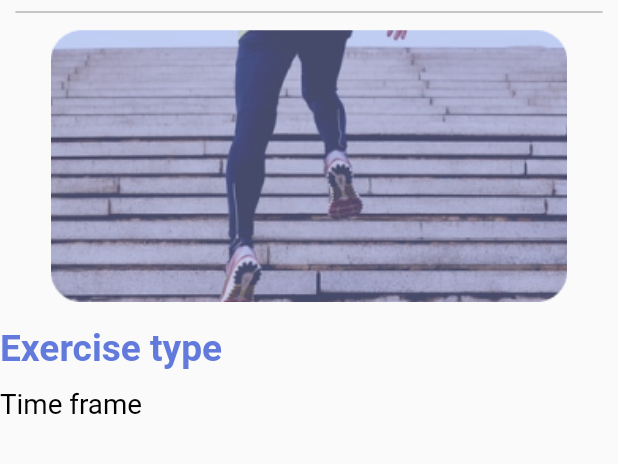
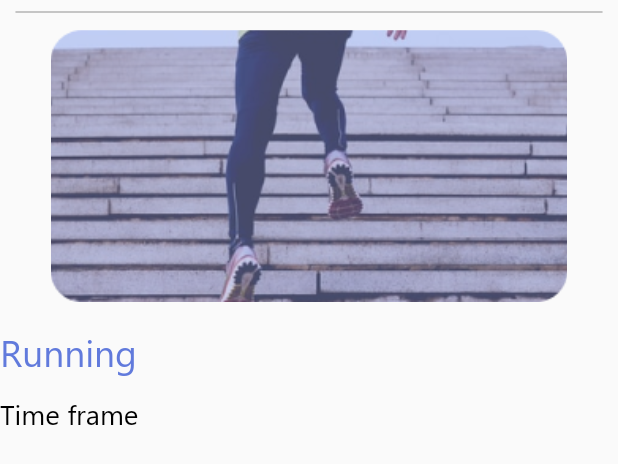
Before and after one commit to Crazelu/medbuzz2.0, a Flutter app: the FitnessCard widget shown alone on an empty page, opened directly, on a phone screen of 412 x 824 dp. Shown: the top 464 px of the screen. Run offline on Flutter 3.47's test engine with Material 2 defaults, Android fonts, the phone set to English and light mode, and no system bars; our stand-ins replace font_awesome_flutter, scrollable_positioned_list, table_calendar; missing offline and left inert: bubbled_navigation_bar, date_util.

Commit message:
chore: cleaned up some code, feat: added font family to app theme so it can be accessed anywhere in the app

```diff
--- a/lib/main.dart
+++ b/lib/main.dart
@@ -1,6 +1,7 @@
 import 'package:MedBuzz/core/providers/providers.dart';
 import 'package:MedBuzz/ui/app_theme/app_theme.dart';
 import 'package:MedBuzz/ui/views/Home.dart';
+import 'package:MedBuzz/ui/views/fitness_reminders/all_fitness_reminders_screen.dart';
 import 'package:MedBuzz/ui/views/onboarding.dart';
 import 'package:MedBuzz/ui/views/profile_page.dart';
 import 'package:MedBuzz/ui/views/schedule-appointment/schedule_appointment_reminder_screen.dart';
@@ -30,7 +31,7 @@ class MyApp extends StatelessWidget {
         debugShowCheckedModeBanner: false,
         title: 'MedBuzz',
         theme: appThemeLight,
-        initialRoute: 'signup',
+        initialRoute: '/',
         routes: {
           '/': (context) => SplashScreen(),
           'home': (context) => HomeScreen(),
@@ -39,6 +40,7 @@ class MyApp extends StatelessWidget {
           'onboarding': (context) => Onboard(),
           'homepage': (context) => HomePage(),
           'signup': (context) => Signup(),
+          'FitnessSchedulesScreen': (context) => FitnessSchedulesScreen(),
           'ScheduleAppointmentScreen': (context) => ScheduleAppointmentScreen(),
           WaterScheduleScreen.routeName: (context) => WaterScheduleScreen(),
           'waterScheduleView': (context) => WaterScheduleViewScreen(),
--- a/lib/ui/app_theme/app_theme.dart
+++ b/lib/ui/app_theme/app_theme.dart
@@ -8,5 +8,18 @@ ThemeData appThemeLight = ThemeData(
   backgroundColor: Color(0xffFAFAFA),
   buttonColor: Color(0xffF2994A),
   hintColor: Color(0xff777777),
+  textTheme: TextTheme(
+    headline1: TextStyle().copyWith(fontFamily: 'Segoe'),
+    headline2: TextStyle().copyWith(fontFamily: 'Segoe'),
+    headline4: TextStyle().copyWith(fontFamily: 'Segoe'),
+    headline3: TextStyle().copyWith(fontFamily: 'Segoe'),
+    bodyText2: TextStyle().copyWith(fontFamily: 'Segoe'),
+    bodyText1: TextStyle().copyWith(fontFamily: 'Segoe'),
+    headline5: TextStyle().copyWith(fontFamily: 'Segoe'),
+    headline6: TextStyle().copyWith(fontFamily: 'Segoe'),
+    caption: TextStyle().copyWith(fontFamily: 'Segoe'),
+    button: TextStyle().copyWith(fontFamily: 'Segoe'),
+
+  )
 
 );
--- a/lib/ui/views/fitness_reminders/all_fitness_reminders_screen.dart
+++ b/lib/ui/views/fitness_reminders/all_fitness_reminders_screen.dart
@@ -145,20 +145,22 @@ class CustomDateButton extends StatelessWidget {
     var model = Provider.of<FitnessSchedulesModel>(context, listen: false);
     return Container(
       margin: EdgeInsets.only(right: Config.xMargin(context, 3)),
-      width: Config.xMargin(context, 15.5),
+      width: Config.xMargin(context, 15),
       child: FlatButton(
         onPressed: () => model.changeDay(date),
 
-        //functionality for finding out if today equals the date passed in the constructor
+        //functionality for finding out if selected date (defaults to present day) equals the date passed in the constructor
         //I'm using this to determine the color of the container
         color: model.getButtonColor(context, date),
         padding: EdgeInsets.only(right: Config.xMargin(context, 3)),
         shape: RoundedRectangleBorder(
           borderRadius: BorderRadius.circular(Config.xMargin(context, 10)),
         ),
+        child: Container(
+          alignment: Alignment.center,
           child: Column(
             mainAxisAlignment: MainAxisAlignment.center,
-          // crossAxisAlignment: CrossAxisAlignment.center,
+            crossAxisAlignment: CrossAxisAlignment.center,
             children: <Widget>[
               //Day in integer goes here
               Text(
@@ -170,11 +172,10 @@ class CustomDateButton extends StatelessWidget {
               ),
 
               SizedBox(
-              height: Config.yMargin(context, 4),
+                height: Config.yMargin(context, 3),
               ),
 
               //Day in shortened words goes here
-            //functionality fot this can be extracted and moved to the view model
               Text(
                 model.getWeekday(date),
                 style: TextStyle(
@@ -183,6 +184,7 @@ class CustomDateButton extends StatelessWidget {
                     color: model.getTextColor(context, date)),
               )
             ],
+          ),
         ),
       ),
     );
@@ -223,10 +225,11 @@ class FitnessCard extends StatelessWidget {
                 ),
               ),
               SizedBox(height: Config.yMargin(context, 2)),
-              Text('Exercise type',
+              //Type of fitness exercise goes here
+              Text('Running',
                   style: TextStyle(
                       fontSize: Config.textSize(context, 6),
-                      fontWeight: FontWeight.w600,
+                      fontWeight: FontWeight.w500,
                       color: Theme.of(context).primaryColor)),
               SizedBox(height: Config.yMargin(context, 1.5)),
               Text('Time frame',
```
Lines whose indentation alone changed are shown as unchanged.
